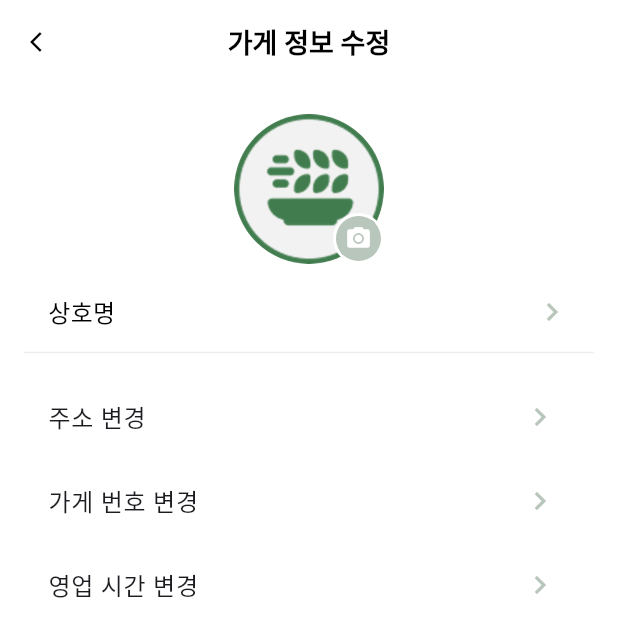
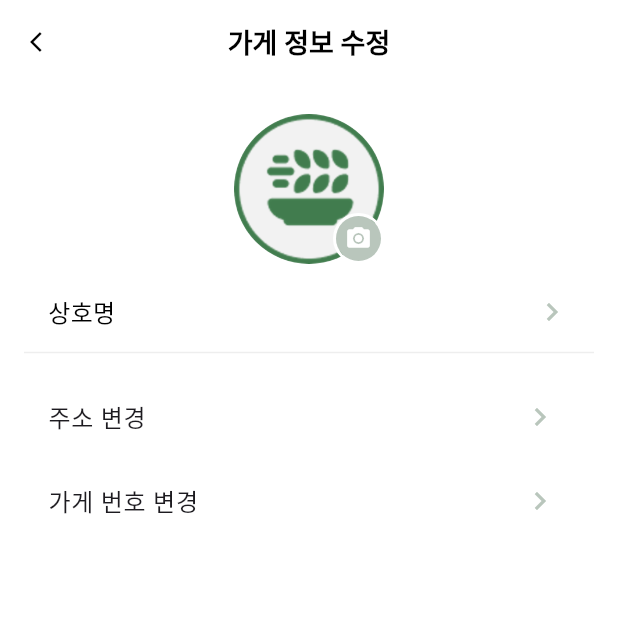
Before and after one commit to LastNyam/last_nyam_owner_fe, a Flutter app: the ProfileEditScreen screen opened directly, on a phone screen of 412 x 824 dp. Shown: the top 637 px of the screen. Run offline on Flutter 3.47's test engine with Material 3 defaults, Android fonts, the phone set to English and light mode, and no system bars; our stand-ins replace dio, fluentui_system_icons, flutter_dotenv, flutter_secure_storage, geocoding, image_picker; accounts and stored records are empty; Roboto replaces fonts that are missing (nanumBarunGothic).

Commit message:
chore: 영업시간 변경 화면 삭제

```diff
--- a/lib/screen/my_page/profile_edit_screen.dart
+++ b/lib/screen/my_page/profile_edit_screen.dart
@@ -165,22 +165,6 @@ class _ProfileEditScreenState extends State<ProfileEditScreen> {
                   );
                 },
               ),
-              ListTile(
-                title: Text(
-                  '영업 시간 변경',
-                  style: TextStyle(fontSize: 16),
-                ),
-                trailing: Icon(Icons.chevron_right,
-                    color: defaultColors['lightGreen']),
-                onTap: () {
-                  Navigator.push(
-                    context,
-                    MaterialPageRoute(
-                      builder: (context) => BusinessHoursScreen(),
-                    ),
-                  );
-                },
-              ),
             ],
           ),
         ),
```
